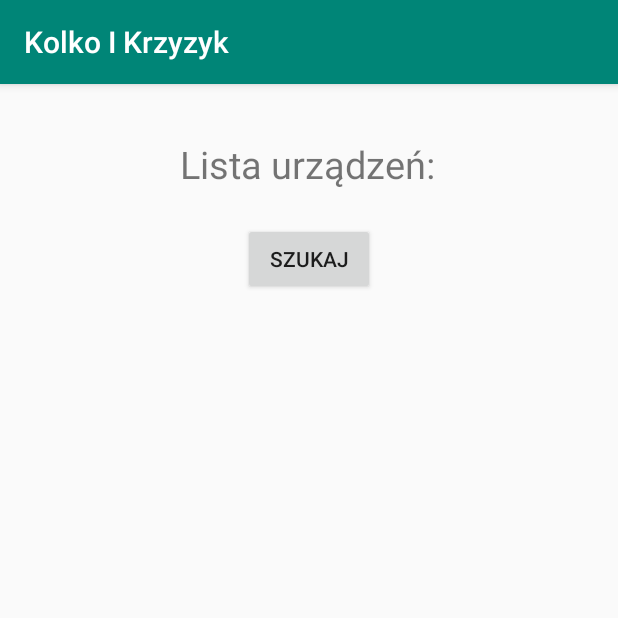
After one commit to rychlikg/KolkoIKrzyzyk, an Android app: the listaUrzadzen screen opened directly, with no data from a screen before it, on a phone screen of 412 x 824 dp, the top half of it. The commit adds this screen. Run offline under Robolectric (Android 15) with nearby library versions, the phone set to English and light mode, and no system bars.

Commit message:
początek - bluethoot - nie działa wykrywanie urządzeń

```diff
--- a/app/src/main/java/com/example/kolkoikrzyzyk/MainActivity.java
+++ b/app/src/main/java/com/example/kolkoikrzyzyk/MainActivity.java
@@ -24,4 +24,10 @@ public class MainActivity extends AppCompatActivity {
         Intent intent = new Intent(this, wybor.class);
         startActivity(intent);
     }
+
+    public void DwaUrzadzenia(View view)
+    {
+        Intent intent = new Intent(this,wyborPolaczenia.class);
+        startActivity(intent);
+    }
 }
--- /dev/null
+++ b/app/src/main/java/com/example/kolkoikrzyzyk/listaUrzadzen.java
@@ -0,0 +1,77 @@
+package com.example.kolkoikrzyzyk;
+
+import androidx.appcompat.app.AppCompatActivity;
+
+import android.bluetooth.BluetoothAdapter;
+import android.bluetooth.BluetoothDevice;
+import android.content.BroadcastReceiver;
+import android.content.Context;
+import android.content.Intent;
+import android.content.IntentFilter;
+import android.os.Bundle;
+import android.view.View;
+import android.widget.ArrayAdapter;
+import android.widget.Button;
+import android.widget.ListView;
+import android.widget.Toast;
+
+import java.util.ArrayList;
+import java.util.Set;
+
+public class listaUrzadzen extends AppCompatActivity {
+
+    BluetoothAdapter bluetoothAdapter;
+    ListView scannList;
+    ArrayList<String> list = new ArrayList<String>();
+    ArrayAdapter<String> arrayAdapter;
+    Button szukaj;
+
+    @Override
+    protected void onCreate(Bundle savedInstanceState) {
+        super.onCreate(savedInstanceState);
+        setContentView(R.layout.activity_lista_urzadzen);
+
+        bluetoothAdapter = BluetoothAdapter.getDefaultAdapter();
+        scannList = findViewById(R.id.listaUrzadzen);
+        Toast.makeText(getApplicationContext(),"Początek poszukiwań",Toast.LENGTH_LONG).show();
+        szukaj = findViewById(R.id.button8);
+
+        szukaj.setOnClickListener(new View.OnClickListener(){
+            @Override
+            public void onClick(View v){
+                Toast.makeText(getApplicationContext(),"Początek 222 poszukiwań",Toast.LENGTH_LONG).show();
+                bluetoothAdapter.startDiscovery();
+            }
+        });
+
+        IntentFilter intentFilter = new IntentFilter(BluetoothDevice.ACTION_FOUND);
+        registerReceiver(broadcastReceiver,intentFilter);
+        arrayAdapter = new ArrayAdapter<String>(getApplicationContext(),android.R.layout.simple_list_item_1, list);
+        scannList.setAdapter(arrayAdapter);
+    }
+
+    BroadcastReceiver broadcastReceiver = new BroadcastReceiver() {
+        @Override
+        public void onReceive(Context context, Intent intent) {
+            Toast.makeText(getApplicationContext(),"Dalej",Toast.LENGTH_LONG).show();
+            String action = intent.getAction();
+            if(BluetoothDevice.ACTION_FOUND.equals(action)){
+                BluetoothDevice device = intent.getParcelableExtra(BluetoothDevice.EXTRA_DEVICE);
+                Toast.makeText(getApplicationContext(),"mam",Toast.LENGTH_LONG).show();
+                String dname =device.getName();
+                list.add(dname);
+                arrayAdapter.notifyDataSetChanged();
+            }
+        }
+    };
+
+
+    @Override
+    protected void onStop()
+    {
+        unregisterReceiver(broadcastReceiver);
+        super.onStop();
+    }
+
+
+}
--- /dev/null
+++ b/app/src/main/res/layout/activity_lista_urzadzen.xml
@@ -0,0 +1,40 @@
+<?xml version="1.0" encoding="utf-8"?>
+<androidx.constraintlayout.widget.ConstraintLayout xmlns:android="http://schemas.android.com/apk/res/android"
+    xmlns:app="http://schemas.android.com/apk/res-auto"
+    xmlns:tools="http://schemas.android.com/tools"
+    android:layout_width="match_parent"
+    android:layout_height="match_parent"
+    tools:context=".listaUrzadzen">
+
+    <TextView
+        android:id="@+id/textView4"
+        android:layout_width="wrap_content"
+        android:layout_height="wrap_content"
+        android:layout_marginTop="36dp"
+        android:text="Lista urządzeń:"
+        android:textSize="25dp"
+        app:layout_constraintEnd_toEndOf="parent"
+        app:layout_constraintHorizontal_bias="0.497"
+        app:layout_constraintStart_toStartOf="parent"
+        app:layout_constraintTop_toTopOf="parent" />
+
+    <ListView
+        android:id="@+id/listaUrzadzen"
+        android:layout_width="324dp"
+        android:layout_height="501dp"
+        android:layout_marginTop="92dp"
+        app:layout_constraintEnd_toEndOf="parent"
+        app:layout_constraintHorizontal_bias="0.494"
+        app:layout_constraintStart_toStartOf="parent"
+        app:layout_constraintTop_toBottomOf="@+id/textView4" />
+
+    <Button
+        android:id="@+id/button8"
+        android:layout_width="wrap_content"
+        android:layout_height="wrap_content"
+        android:text="Szukaj"
+        app:layout_constraintBottom_toTopOf="@+id/listaUrzadzen"
+        app:layout_constraintEnd_toEndOf="parent"
+        app:layout_constraintStart_toStartOf="parent"
+        app:layout_constraintTop_toBottomOf="@+id/textView4" />
+</androidx.constraintlayout.widget.ConstraintLayout>
--- a/app/src/main/res/layout/activity_main.xml
+++ b/app/src/main/res/layout/activity_main.xml
@@ -11,7 +11,7 @@
         android:layout_width="wrap_content"
         android:layout_height="wrap_content"
         android:text="@string/title"
-        android:textSize="25dp"
+        android:textSize="25sp"
         app:layout_constraintBottom_toBottomOf="parent"
         app:layout_constraintLeft_toLeftOf="parent"
         app:layout_constraintRight_toRightOf="parent"
@@ -22,7 +22,7 @@
         android:id="@+id/textView"
         android:layout_width="wrap_content"
         android:layout_height="wrap_content"
-        android:layout_marginTop="20dp"
+        android:layout_marginTop="20sp"
         android:text="@string/invitation"
         android:textSize="25dp"
         app:layout_constraintEnd_toEndOf="parent"
@@ -62,6 +62,7 @@
         android:layout_marginTop="20dp"
         android:text="@string/dwaUrzadenia"
         android:textSize="25dp"
+        android:onClick="DwaUrzadzenia"
         app:layout_constraintEnd_toEndOf="parent"
         app:layout_constraintHorizontal_bias="0.522"
         app:layout_constraintStart_toStartOf="parent"
```
Also changed, not shown: app/src/main/AndroidManifest.xml (+9 -2 lines), app/src/main/java/com/example/kolkoikrzyzyk/wyborPolaczenia.java (added, +78 -0 lines), app/src/main/res/layout/activity_wybor_polaczenia.xml (added, +29 -0 lines).
